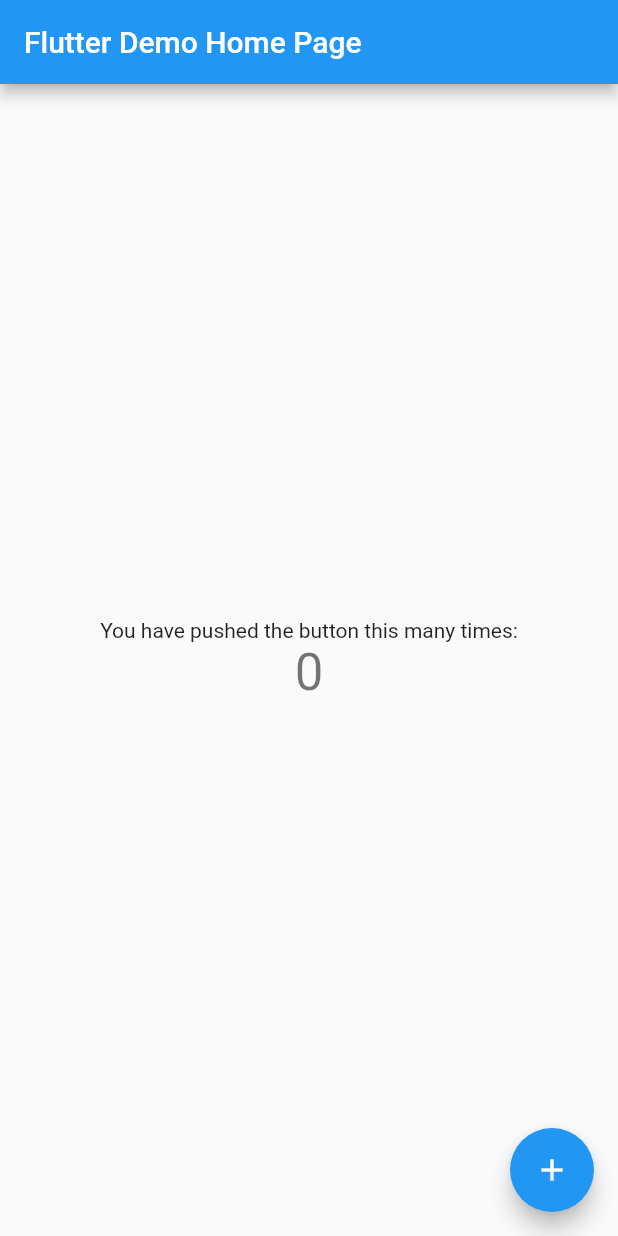
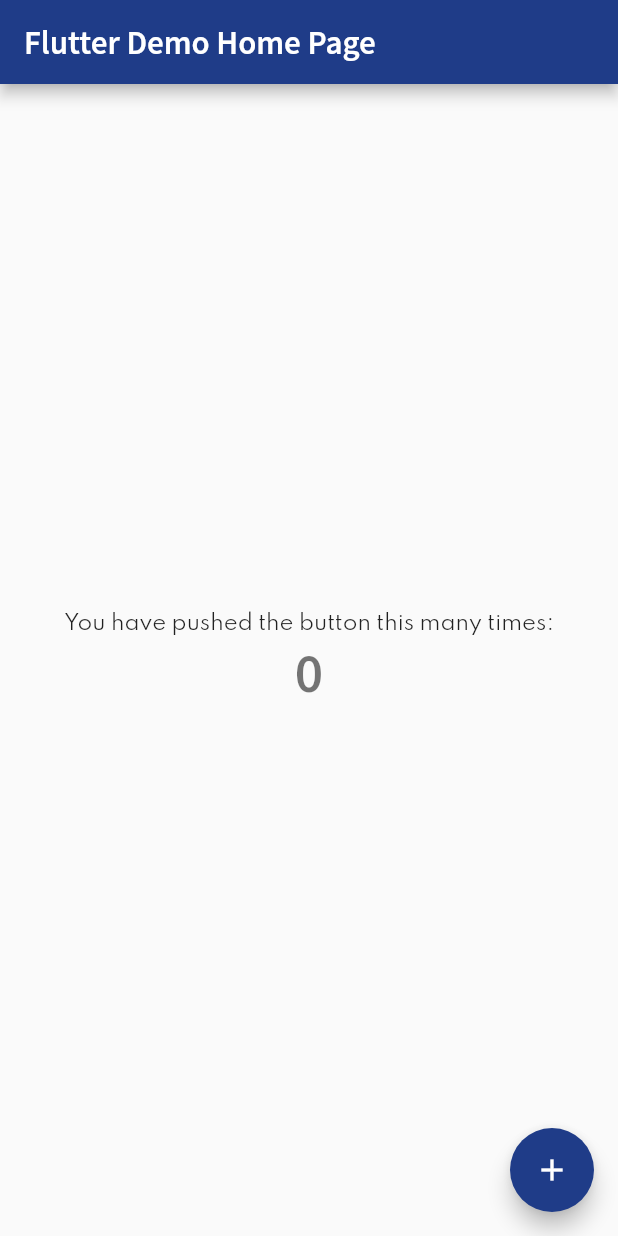
Before and after one commit to Stefanc23/hibye, a Flutter app: the screen it shows after launch, on a phone screen of 412 x 824 dp. Run offline on Flutter 3.47's test engine with Material 2 defaults, Android fonts, the phone set to English and light mode, and no system bars.

Commit message:
Add custom theme

```diff
--- a/lib/main.dart
+++ b/lib/main.dart
@@ -1,4 +1,5 @@
 import 'package:flutter/material.dart';
+import 'package:hibye/utils/generate_material_color.dart';
 
 void main() {
   runApp(const MyApp());
@@ -13,17 +14,46 @@ class MyApp extends StatelessWidget {
     return MaterialApp(
       title: 'Flutter Demo',
       theme: ThemeData(
-        // This is the theme of your application.
-        //
-        // Try running your application with "flutter run". You'll see the
-        // application has a blue toolbar. Then, without quitting the app, try
-        // changing the primarySwatch below to Colors.green and then invoke
-        // "hot reload" (press "r" in the console where you ran "flutter run",
-        // or simply save your changes to "hot reload" in a Flutter IDE).
-        // Notice that the counter didn't reset back to zero; the application
-        // is not restarted.
-        primarySwatch: Colors.blue,
-      ),
+          primarySwatch: generateMaterialColor(const Color(0xFF1F3C88)),
+          fontFamily: 'Spartan',
+          textTheme: const TextTheme(
+              headline1: TextStyle(
+                  fontFamily: 'Source Sans Pro',
+                  fontSize: 104,
+                  fontWeight: FontWeight.w300),
+              headline2: TextStyle(
+                  fontFamily: 'Source Sans Pro',
+                  fontSize: 65,
+                  fontWeight: FontWeight.w300),
+              headline3: TextStyle(
+                  fontFamily: 'Source Sans Pro',
+                  fontSize: 52,
+                  fontWeight: FontWeight.w400),
+              headline4: TextStyle(
+                  fontFamily: 'Source Sans Pro',
+                  fontSize: 37,
+                  fontWeight: FontWeight.w600),
+              headline5: TextStyle(
+                  fontFamily: 'Source Sans Pro',
+                  fontSize: 26,
+                  fontWeight: FontWeight.w400),
+              headline6: TextStyle(
+                  fontFamily: 'Source Sans Pro',
+                  fontSize: 22,
+                  fontWeight: FontWeight.w600),
+              subtitle1: TextStyle(
+                  fontFamily: 'Source Sans Pro',
+                  fontSize: 17,
+                  fontWeight: FontWeight.w400),
+              subtitle2: TextStyle(
+                  fontFamily: 'Source Sans Pro',
+                  fontSize: 15,
+                  fontWeight: FontWeight.w600),
+              bodyText1: TextStyle(fontSize: 16, fontWeight: FontWeight.w400),
+              bodyText2: TextStyle(fontSize: 14, fontWeight: FontWeight.w400),
+              button: TextStyle(fontSize: 14, fontWeight: FontWeight.w600),
+              caption: TextStyle(fontSize: 12, fontWeight: FontWeight.w400),
+              overline: TextStyle(fontSize: 10, fontWeight: FontWeight.w400))),
       home: const MyHomePage(title: 'Flutter Demo Home Page'),
     );
   }
@@ -95,8 +125,9 @@ class _MyHomePageState extends State<MyHomePage> {
           // horizontal).
           mainAxisAlignment: MainAxisAlignment.center,
           children: <Widget>[
-            const Text(
+            Text(
               'You have pushed the button this many times:',
+              style: Theme.of(context).textTheme.bodyText2,
             ),
             Text(
               '$_counter',
--- /dev/null
+++ b/lib/utils/generate_material_color.dart
@@ -0,0 +1,35 @@
+import 'dart:math';
+import 'package:flutter/material.dart';
+
+MaterialColor generateMaterialColor(Color color) {
+  return MaterialColor(color.value, {
+    50: tintColor(color, 0.9),
+    100: tintColor(color, 0.8),
+    200: tintColor(color, 0.6),
+    300: tintColor(color, 0.4),
+    400: tintColor(color, 0.2),
+    500: color,
+    600: shadeColor(color, 0.1),
+    700: shadeColor(color, 0.2),
+    800: shadeColor(color, 0.3),
+    900: shadeColor(color, 0.4),
+  });
+}
+
+int tintValue(int value, double factor) =>
+    max(0, min((value + ((255 - value) * factor)).round(), 255));
+
+Color tintColor(Color color, double factor) => Color.fromRGBO(
+    tintValue(color.red, factor),
+    tintValue(color.green, factor),
+    tintValue(color.blue, factor),
+    1);
+
+int shadeValue(int value, double factor) =>
+    max(0, min(value - (value * factor).round(), 255));
+
+Color shadeColor(Color color, double factor) => Color.fromRGBO(
+    shadeValue(color.red, factor),
+    shadeValue(color.green, factor),
+    shadeValue(color.blue, factor),
+    1);
```
Also changed, not shown: pubspec.yaml (+11 -11 lines), assets/fonts/SourceSansPro-Light.ttf (added), assets/fonts/SourceSansPro-Regular.ttf (added), assets/fonts/SourceSansPro-SemiBold.ttf (added), assets/fonts/Spartan-Light.ttf (added), assets/fonts/Spartan-Medium.ttf (added), assets/fonts/Spartan-Regular.ttf (added), assets/images/bg.jpg (added), assets/images/logo.png (added).
